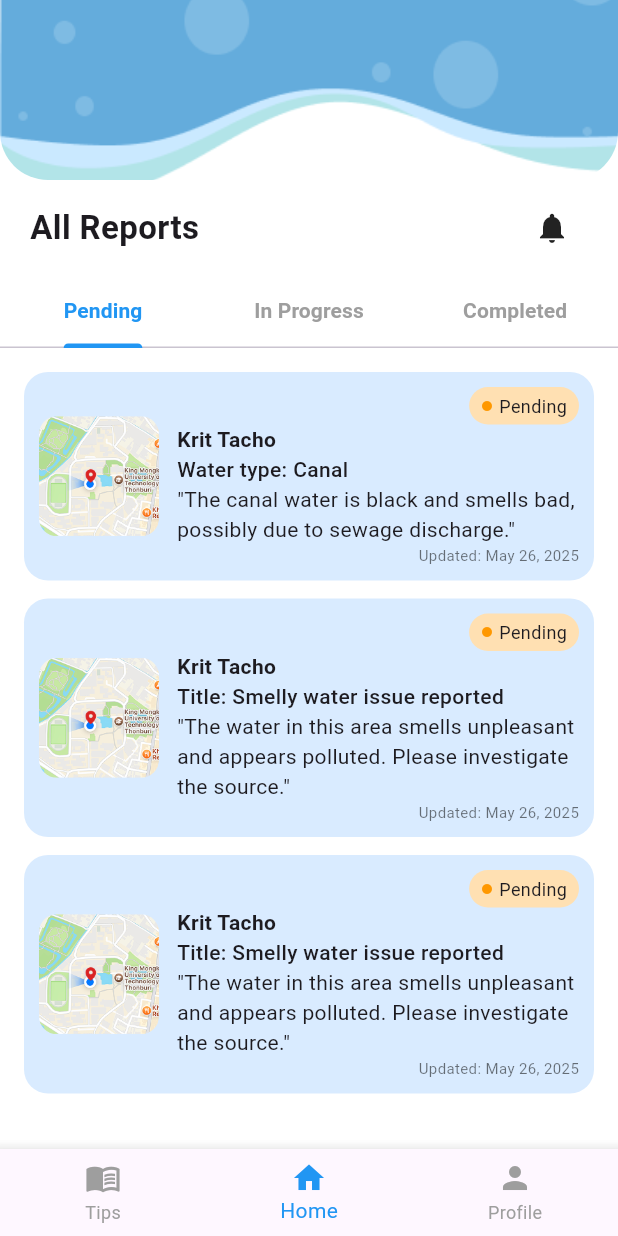
After one commit to LilEurey/Namsai, a Flutter app: the AdminHomeScreen screen opened by its route, on a phone screen of 412 x 824 dp. The commit adds this screen. Run offline on Flutter 3.47's test engine with Material 3 defaults, Android fonts, the light colour scheme and no system bars.

Commit message:
home&reportdetail admin

```diff
--- /dev/null
+++ b/frontend/lib/screens/admin/admin_home_screen.dart
@@ -0,0 +1,203 @@
+import 'package:flutter/material.dart';
+import 'package:frontend/widgets/admin/bottom_nav_bar.dart';
+
+class AdminHomeScreen extends StatefulWidget {
+  const AdminHomeScreen({Key? key}) : super(key: key);
+
+  @override
+  State<AdminHomeScreen> createState() => _AdminHomeScreenState();
+}
+
+class _AdminHomeScreenState extends State<AdminHomeScreen>
+    with SingleTickerProviderStateMixin {
+  late TabController _tabController;
+  int selectedIndex = 1;
+
+  final List<Map<String, dynamic>> reports = [
+    {
+      'name': 'Krit Tacho',
+      'title': 'Water type: Canal',
+      'description':
+          'The canal water is black and smells bad, possibly due to sewage discharge.',
+      'date': 'May 26, 2025',
+      'status': 'Pending',
+      'mapImage': 'assets/image/Maps.png',
+    },
+    {
+      'name': 'Krit Tacho',
+      'title': 'Title: Smelly water issue reported',
+      'description':
+          'The water in this area smells unpleasant and appears polluted. Please investigate the source.',
+      'date': 'May 26, 2025',
+      'status': 'Pending',
+      'mapImage': 'assets/image/Maps.png',
+    },
+    {
+      'name': 'Krit Tacho',
+      'title': 'Title: Smelly water issue reported',
+      'description':
+          'The water in this area smells unpleasant and appears polluted. Please investigate the source.',
+      'date': 'May 26, 2025',
+      'status': 'Pending',
+      'mapImage': 'assets/image/Maps.png',
+    },
+  ];
+
+  @override
+  void initState() {
+    super.initState();
+    _tabController = TabController(length: 3, vsync: this);
+  }
+
+  @override
+  void dispose() {
+    _tabController.dispose();
+    super.dispose();
+  }
+
+  Widget _buildStatusChip(String status) {
+    return Container(
+      padding: const EdgeInsets.symmetric(horizontal: 8, vertical: 4),
+      decoration: BoxDecoration(
+        color: Colors.orange[100],
+        borderRadius: BorderRadius.circular(20),
+      ),
+      child: Row(
+        mainAxisSize: MainAxisSize.min,
+        children: [
+          const Icon(Icons.circle, size: 8, color: Colors.orange),
+          const SizedBox(width: 4),
+          Text(status, style: const TextStyle(fontSize: 12)),
+        ],
+      ),
+    );
+  }
+
+  Widget _buildReportCard(Map<String, dynamic> report) {
+    return Container(
+      padding: const EdgeInsets.all(10),
+      decoration: BoxDecoration(
+        color: const Color(0xFFD9EBFF),
+        borderRadius: BorderRadius.circular(16),
+      ),
+      child: Row(
+        children: [
+          ClipRRect(
+            borderRadius: BorderRadius.circular(12),
+            child: Image.asset(
+              report['mapImage'],
+              width: 80,
+              height: 80,
+              fit: BoxFit.cover,
+            ),
+          ),
+          const SizedBox(width: 12),
+          Expanded(
+            child: Column(
+              crossAxisAlignment: CrossAxisAlignment.start,
+              children: [
+                Align(
+                  alignment: Alignment.topRight,
+                  child: _buildStatusChip(report['status']),
+                ),
+                Text(
+                  report['name'],
+                  style: const TextStyle(fontWeight: FontWeight.bold),
+                ),
+                Text(
+                  report['title'],
+                  style: const TextStyle(fontWeight: FontWeight.w500),
+                ),
+                Text('"${report['description']}"'),
+                Align(
+                  alignment: Alignment.bottomRight,
+                  child: Text(
+                    'Updated: ${report['date']}',
+                    style: const TextStyle(fontSize: 10, color: Colors.black54),
+                  ),
+                ),
+              ],
+            ),
+          ),
+        ],
+      ),
+    );
+  }
+
+  @override
+  Widget build(BuildContext context) {
+    return Scaffold(
+      backgroundColor: Colors.white,
+      body: SafeArea(
+        child: Column(
+          crossAxisAlignment: CrossAxisAlignment.start,
+          children: [
+            // Banner
+            SizedBox(
+              height: 120,
+              width: double.infinity,
+              child: ClipRRect(
+                borderRadius: const BorderRadius.only(
+                  bottomLeft: Radius.circular(32),
+                  bottomRight: Radius.circular(32),
+                ),
+                child: Image.asset(
+                  'assets/image/banner.png',
+                  fit: BoxFit.cover,
+                ),
+              ),
+            ),
+            Padding(
+              padding: const EdgeInsets.symmetric(horizontal: 20, vertical: 8),
+              child: Row(
+                mainAxisAlignment: MainAxisAlignment.spaceBetween,
+                children: [
+                  const Text(
+                    'All Reports',
+                    style: TextStyle(fontSize: 22, fontWeight: FontWeight.bold),
+                  ),
+                  IconButton(
+                    icon: const Icon(
+                      Icons.notifications,
+                      color: Colors.black87,
+                    ),
+                    onPressed: () {},
+                  ),
+                ],
+              ),
+            ),
+            TabBar(
+              controller: _tabController,
+              labelColor: Colors.blue,
+              unselectedLabelColor: Colors.grey,
+              indicatorColor: Colors.blue,
+              labelStyle: const TextStyle(fontWeight: FontWeight.bold),
+              tabs: const [
+                Tab(text: 'Pending'),
+                Tab(text: 'In Progress'),
+                Tab(text: 'Completed'),
+              ],
+            ),
+            Expanded(
+              child: TabBarView(
+                controller: _tabController,
+                children: [
+                  ListView.separated(
+                    padding: const EdgeInsets.all(16),
+                    itemCount: reports.length,
+                    separatorBuilder: (_, __) => const SizedBox(height: 12),
+                    itemBuilder:
+                        (context, index) => _buildReportCard(reports[index]),
+                  ),
+                  Center(child: Text('In Progress reports will be here.')),
+                  Center(child: Text('Completed reports will be here.')),
+                ],
+              ),
+            ),
+          ],
+        ),
+      ),
+      bottomNavigationBar: const BottomNavBar(currentIndex: 1),
+    );
+  }
+}
--- a/frontend/lib/screens/user/notification_screen.dart
+++ b/frontend/lib/screens/user/notification_screen.dart
@@ -1,6 +1,6 @@
 import 'package:flutter/material.dart';
-import 'package:frontend/widgets/bottom_nav_bar.dart';
-import 'package:frontend/widgets/notification_button.dart';
+import 'package:frontend/widgets/user/bottom_nav_bar.dart';
+import 'package:frontend/widgets/user/notification_button.dart';
 
 class NotificationScreen extends StatelessWidget {
   const NotificationScreen({Key? key}) : super(key: key);
--- a/frontend/lib/screens/user/report_step1_water_type.dart
+++ b/frontend/lib/screens/user/report_step1_water_type.dart
@@ -1,5 +1,5 @@
 import 'package:flutter/material.dart';
-import 'package:frontend/widgets/report_step_progress_bar.dart';
+import 'package:frontend/widgets/user/report_step_progress_bar.dart';
 
 class ReportStep1WaterType extends StatefulWidget {
   const ReportStep1WaterType({Key? key}) : super(key: key);
--- a/frontend/lib/screens/user/report_step2_location.dart
+++ b/frontend/lib/screens/user/report_step2_location.dart
@@ -1,5 +1,5 @@
 import 'package:flutter/material.dart';
-import 'package:frontend/widgets/report_step_progress_bar.dart';
+import 'package:frontend/widgets/user/report_step_progress_bar.dart';
 
 class ReportStep2Location extends StatefulWidget {
   final String waterType;
--- a/frontend/lib/screens/user/report_step3_submitted.dart
+++ b/frontend/lib/screens/user/report_step3_submitted.dart
@@ -1,5 +1,5 @@
 import 'package:flutter/material.dart';
-import 'package:frontend/widgets/report_step_progress_bar.dart';
+import 'package:frontend/widgets/user/report_step_progress_bar.dart';
 
 class ReportStep3Submitted extends StatelessWidget {
   final Map<String, dynamic> reportData;
--- a/frontend/lib/screens/user/user_home_screen.dart
+++ b/frontend/lib/screens/user/user_home_screen.dart
@@ -1,7 +1,7 @@
 import 'package:flutter/material.dart';
-import 'package:frontend/widgets/bottom_nav_bar.dart';
-import 'package:frontend/widgets/notification_button.dart';
-import 'package:frontend/widgets/report_card.dart';
+import 'package:frontend/widgets/user/bottom_nav_bar.dart';
+import 'package:frontend/widgets/user/notification_button.dart';
+import 'package:frontend/widgets/user/report_card.dart';
 
 class UserHomeScreen extends StatelessWidget {
   const UserHomeScreen({Key? key}) : super(key: key);
--- /dev/null
+++ b/frontend/lib/widgets/admin/bottom_nav_bar.dart
@@ -0,0 +1,39 @@
+import 'package:flutter/material.dart';
+
+class BottomNavBar extends StatelessWidget {
+  final int currentIndex;
+
+  const BottomNavBar({super.key, required this.currentIndex});
+
+  void _navigate(BuildContext context, int index) {
+    final routes = ['/adminvideotips', '/adminhome', '/adminprofile'];
+    if (ModalRoute.of(context)?.settings.name != routes[index]) {
+      Navigator.pushNamedAndRemoveUntil(
+        context,
+        routes[index],
+        (route) => false,
+      );
+    }
+  }
+
+  @override
+  Widget build(BuildContext context) {
+    return Material(
+      // Wrap with Material to apply elevation
+      elevation: 8,
+      child: BottomNavigationBar(
+        currentIndex: currentIndex,
+        onTap: (index) => _navigate(context, index),
+        type: BottomNavigationBarType.fixed,
+        selectedItemColor: Colors.blue,
+        unselectedItemColor: Colors.grey,
+        showUnselectedLabels: true,
+        items: const [
+          BottomNavigationBarItem(icon: Icon(Icons.menu_book), label: 'Tips'),
+          BottomNavigationBarItem(icon: Icon(Icons.home), label: 'Home'),
+          BottomNavigationBarItem(icon: Icon(Icons.person), label: 'Profile'),
+        ],
+      ),
+    );
+  }
+}
```
Also changed, not shown: frontend/lib/main.dart (+9 -0 lines), frontend/lib/screens/admin/admin_reprort_detail.dart (added, +203 -0 lines), frontend/lib/widgets/user/bottom_nav_bar.dart (renamed from frontend/lib/widgets/bottom_nav_bar.dart), frontend/lib/widgets/user/notification_button.dart (renamed from frontend/lib/widgets/notification_button.dart), frontend/lib/widgets/user/report_card.dart (renamed from frontend/lib/widgets/report_card.dart), frontend/lib/widgets/user/report_step_progress_bar.dart (renamed from frontend/lib/widgets/report_step_progress_bar.dart).
